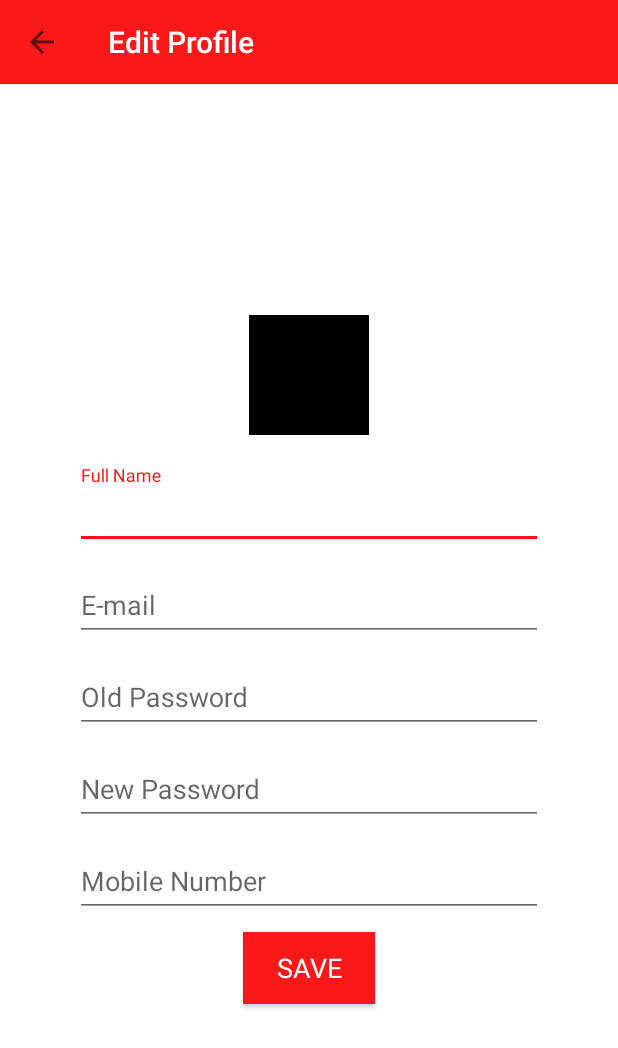
After one commit to iputumeda/kodegift, an Android app: the EditProfileActivity screen opened directly, with no data from a screen before it, on a phone screen of 412 x 824 dp. The commit adds this screen. Shown: the top 1048 px of the screen. Run offline under Robolectric (Android 15) with nearby library versions, the phone set to English and light mode, and no system bars.

Commit message:
Menyesuaikan tampilan edit profile dengan mockup yang ada

```diff
--- a/app/src/main/AndroidManifest.xml
+++ b/app/src/main/AndroidManifest.xml
@@ -39,8 +39,9 @@
             android:name=".ProductDetailActivity"
             android:label="Review Product" />
         <activity
-            android:name=".ChangeProfileActivity"
-            android:label="Edit Profile" />
+            android:name=".EditProfileActivity"
+            android:label="Edit Profile"
+            android:parentActivityName=".MainMenuActivity"/>
         <activity android:name=".CategoryProductsActivity"
             android:parentActivityName=".MainMenuActivity"></activity>
     </application>
--- /dev/null
+++ b/app/src/main/java/id/co/meda/survey/EditProfileActivity.java
@@ -0,0 +1,120 @@
+package id.co.meda.survey;
+
+import android.content.Intent;
+import android.graphics.Bitmap;
+import android.graphics.BitmapFactory;
+import android.provider.MediaStore;
+import android.support.v7.app.AppCompatActivity;
+import android.os.Bundle;
+import android.support.v7.widget.Toolbar;
+import android.util.Log;
+import android.view.View;
+import android.widget.EditText;
+import android.widget.ImageView;
+import android.widget.Toast;
+
+import java.io.FileNotFoundException;
+import java.io.InputStream;
+
+
+public class EditProfileActivity extends AppCompatActivity implements View.OnClickListener{
+
+    private static final int SELECT_PHOTO = 10;
+    ImageView photoUser;
+    EditText userFullName;
+    EditText userEmail;
+    EditText userOldPassword;
+    EditText userPassword;
+    EditText userMobileNumber;
+    Toolbar toolbar;
+
+    @Override
+    protected void onCreate(Bundle savedInstanceState) {
+        super.onCreate(savedInstanceState);
+        setContentView(R.layout.activity_edit_profile);
+        init();
+    }
+
+    public void init(){
+        photoUser = (ImageView) findViewById(R.id.photoField);
+        userFullName = (EditText) findViewById(R.id.fullNameField);
+        userEmail = (EditText) findViewById(R.id.emailField);
+        userPassword = (EditText) findViewById(R.id.passwordField);
+        userMobileNumber = (EditText) findViewById(R.id.mobileNumberField);
+        userOldPassword = (EditText) findViewById(R.id.oldPasswordField);
+        toolbar = (Toolbar) findViewById(R.id.toolbar);
+        setSupportActionBar(toolbar);
+        getSupportActionBar().setDisplayHomeAsUpEnabled(true);
+        photoUser.setOnClickListener(this);
+
+        //TODO menyetel userFullName dengan nama lengkap user yang ada di database server
+        //TODO menyetel userEmail dengan email user didatabase server
+
+    }
+
+    public void onClickSaveProfile(View view) {
+
+//        String oldPasswordFromUser = userOldPassword.getText().toString();
+//        boolean isOldPasswordCorrect = true; //TODO mengecek apakah password lama user sesuai dengan password di database
+//
+//        if(isOldPasswordCorrect) {//ketika old pasword yang diinput user sesuai dengan database
+//
+//            String password = userPassword.getText().toString();
+//            String rePassword = userRePassword.getText().toString();
+//
+//            if (password.length() == 0 || password.length() == 0) {
+//                Toast.makeText(this, getString(R.string.please_fill_all_box), Toast.LENGTH_SHORT).show();
+//            } else if (password.equals(rePassword)) { //ketika password sesuai dengan re-password untuk memastikan user tidak salah input
+//                //TODO mengubah password yang ada di database server sesuai berdasarkan input user
+//                //TODO mengganti nama lengkap user yang ada di database server berdasarkan input user
+//                Toast.makeText(this, getString(R.string.profile_has_been_modified), Toast.LENGTH_SHORT).show();
+//                finish();
+//            } else {
+//                Toast.makeText(this, getString(R.string.password_not_match_with_re_password), Toast.LENGTH_SHORT).show();
+//            }
+//
+//        }else{//ketika old tidak password yang diinput user sesuai dengan database
+//
+//            Toast.makeText(this, getString(R.string.your_old_password_is_incorrect), Toast.LENGTH_SHORT).show();
+//
+//        }
+    }
+
+    @Override
+    public void onClick(View v) {
+        takePictureOrGetFromGalery();
+    }
+
+    private void takePictureOrGetFromGalery() {
+
+        Intent pickPhoto = new Intent();
+        pickPhoto.setType("image/*");
+        pickPhoto.setAction(Intent.ACTION_GET_CONTENT);
+
+        Intent takePhoto = new Intent(MediaStore.ACTION_IMAGE_CAPTURE);
+
+        Intent chooserIntent = Intent.createChooser(pickPhoto, "Take Your Photo");
+        chooserIntent.putExtra(Intent.EXTRA_INITIAL_INTENTS, new Intent[] { takePhoto });
+
+        startActivityForResult(chooserIntent, SELECT_PHOTO);
+    }
+
+    @Override
+    protected void onActivityResult(int requestCode, int resultCode, Intent data) {
+        if(resultCode == RESULT_OK){
+            if(requestCode == SELECT_PHOTO){
+                if(data == null){
+                    Log.e("FARISIII","data dari ambil photo null");
+                    return;
+                }
+                try {
+                    InputStream inputStream = getContentResolver().openInputStream(data.getData());
+                    Bitmap bitmap = BitmapFactory.decodeStream(inputStream);
+                    photoUser.setImageBitmap(bitmap);
+                } catch (FileNotFoundException e) {
+                    e.printStackTrace();
+                }
+            }
+        }
+    }
+}
--- a/app/src/main/java/id/co/meda/survey/MainMenuActivity.java
+++ b/app/src/main/java/id/co/meda/survey/MainMenuActivity.java
@@ -132,7 +132,7 @@ public class MainMenuActivity extends AppCompatActivity implements NavigationDra
 
     @Override
     public void editProfile() {
-
+        startActivity(new Intent(this, EditProfileActivity.class));
     }
 
     @Override
--- /dev/null
+++ b/app/src/main/res/layout/activity_edit_profile.xml
@@ -0,0 +1,107 @@
+<?xml version="1.0" encoding="utf-8"?>
+<LinearLayout xmlns:android="http://schemas.android.com/apk/res/android"
+    xmlns:tools="http://schemas.android.com/tools"
+    android:layout_width="match_parent"
+    android:layout_height="match_parent"
+    android:orientation="vertical"
+    tools:context="id.co.meda.survey.EditProfileActivity">
+
+    <include layout="@layout/toolbar"
+        android:layout_width="match_parent"
+        android:layout_height="wrap_content"
+        android:id="@+id/toolbar"/>
+
+    <LinearLayout
+        android:layout_width="match_parent"
+        android:layout_height="0dp"
+        android:layout_weight="1"
+        android:orientation="vertical"
+        android:gravity="center"
+        android:paddingBottom="16dp"
+        android:paddingLeft="50dp"
+        android:paddingRight="50dp"
+        android:paddingTop="16dp">
+
+        <ImageView
+            android:layout_width="80dp"
+            android:layout_height="80dp"
+            android:background="@android:color/black"
+            android:id="@+id/photoField"
+            android:layout_marginBottom="20dp"/>
+
+        <android.support.design.widget.TextInputLayout
+            android:layout_width="match_parent"
+            android:layout_height="wrap_content"
+            android:layout_marginBottom="5dp">
+            <EditText
+                android:hint="Full Name"
+                android:layout_width="match_parent"
+                android:layout_height="wrap_content"
+                android:id="@+id/fullNameField"
+                android:textAppearance="?android:textAppearanceMedium"/>
+        </android.support.design.widget.TextInputLayout>
+
+        <android.support.design.widget.TextInputLayout
+            android:layout_marginBottom="5dp"
+            android:layout_width="match_parent"
+            android:layout_height="wrap_content">
+            <EditText
+                android:hint="E-mail"
+                android:layout_width="match_parent"
+                android:layout_height="wrap_content"
+                android:id="@+id/emailField"
+                android:inputType="textNoSuggestions"
+                android:textAppearance="?android:textAppearanceMedium"/>
+        </android.support.design.widget.TextInputLayout>
+
+        <android.support.design.widget.TextInputLayout
+            android:layout_width="match_parent"
+            android:layout_height="wrap_content"
+            android:layout_marginBottom="5dp">
+            <EditText
+                android:layout_width="match_parent"
+                android:layout_height="wrap_content"
+                android:hint="Old Password"
+                android:inputType="textPassword"
+                android:id="@+id/oldPasswordField"
+                android:textAppearance="?android:textAppearanceMedium"/>
+        </android.support.design.widget.TextInputLayout>
+
+        <android.support.design.widget.TextInputLayout
+            android:layout_width="match_parent"
+            android:layout_height="wrap_content"
+            android:layout_marginBottom="5dp">
+            <EditText
+                android:layout_width="match_parent"
+                android:layout_height="wrap_content"
+                android:hint="New Password"
+                android:inputType="textPassword"
+                android:id="@+id/passwordField"
+                android:textAppearance="?android:textAppearanceMedium"/>
+        </android.support.design.widget.TextInputLayout>
+
+        <android.support.design.widget.TextInputLayout
+            android:layout_width="match_parent"
+            android:layout_height="wrap_content"
+            android:layout_marginBottom="10dp">
+            <EditText
+                android:layout_width="match_parent"
+                android:layout_height="wrap_content"
+                android:hint="Mobile Number"
+                android:inputType="number"
+                android:id="@+id/mobileNumberField"
+                android:textAppearance="?android:textAppearanceMedium"/>
+        </android.support.design.widget.TextInputLayout>
+
+        <Button
+            android:layout_width="wrap_content"
+            android:layout_height="wrap_content"
+            android:layout_gravity="center_horizontal"
+            android:text="SAVE"
+            style="@style/ButtonStyle"
+            android:textAppearance="?android:textAppearanceMedium"
+            android:onClick="onClickSaveProfile"/>
+
+    </LinearLayout>
+
+</LinearLayout>
--- a/app/src/main/res/values/values.xml
+++ b/app/src/main/res/values/values.xml
@@ -3,6 +3,6 @@
     <color name="background_material_light">#ffffff</color>
     <color name="primary_material_light">#dd0011</color>
     <color name="foreground_material_light">#ffffff</color>
-    <color name="accent_material_light">#ffffff</color>
+    <color name="accent_material_light">#fe1414</color>
     <color name="primary_dark_material_light">#000000</color>
 </resources>
```
Also changed, not shown: app/src/main/java/id/co/meda/survey/ChangeProfileActivity.java (deleted, +0 -71 lines), app/src/main/res/layout/activity_change_profile.xml (deleted, +0 -74 lines).
